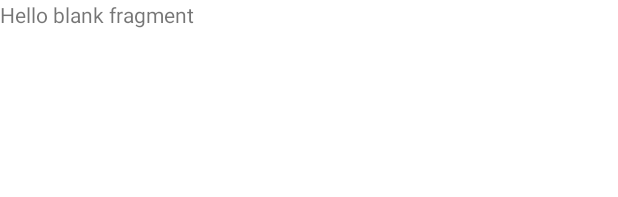
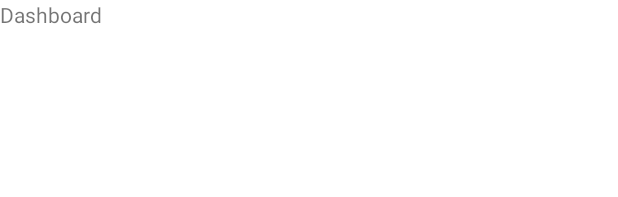
Before and after one commit to MarkGamboaa/Lumen, an Android app: the layout fragment_dashboard.xml on its own in the app's theme, with its tools: preview values and no code run, on a phone screen of 412 x 824 dp. Shown: the top 197 px of the screen. Run offline under Robolectric (Android 15) with nearby library versions, the phone set to English and light mode, and no system bars.

Commit message:
feat: Add bell icon and update fragment placeholder text
This commit introduces a new vector drawable for a bell icon and updates the placeholder text in several fragment layouts.

- **New Drawable:**
    - `app/src/main/res/drawable/ic_bell.xml`: Added a vector drawable representing a bell icon.

- **Fragment Layout Updates:**
    - `app/src/main/res/layout/fragment_dashboard.xml`: Changed placeholder text to "Dashboard".
    - `app/src/main/res/layout/fragment_home.xml`: Changed placeholder text to "Home".
    - `app/src/main/res/layout/fragment_profile.xml`: Changed placeholder text to "Profile".
    - `app/src/main/res/layout/fragment_settings.xml`: Changed placeholder text to "Settings".

```diff
--- /dev/null
+++ b/app/src/main/res/drawable/ic_bell.xml
@@ -0,0 +1,5 @@
+<vector xmlns:android="http://schemas.android.com/apk/res/android" android:height="24dp" android:tint="#000000" android:viewportHeight="24" android:viewportWidth="24" android:width="24dp">
+
+    <path android:fillColor="@android:color/white" android:pathData="M12,22c1.1,0 2,-0.9 2,-2h-4c0,1.1 0.89,2 2,2zM18,16v-5c0,-3.07 -1.64,-5.64 -4.5,-6.32L13.5,4c0,-0.83 -0.67,-1.5 -1.5,-1.5s-1.5,0.67 -1.5,1.5v0.68C7.63,5.36 6,7.92 6,11v5l-2,2v1h16v-1l-2,-2z"/>
+
+</vector>
--- a/app/src/main/res/layout/fragment_dashboard.xml
+++ b/app/src/main/res/layout/fragment_dashboard.xml
@@ -9,6 +9,6 @@
     <TextView
         android:layout_width="match_parent"
         android:layout_height="match_parent"
-        android:text="@string/hello_blank_fragment" />
+        android:text="Dashboard" />
 
 </FrameLayout>
--- a/app/src/main/res/layout/fragment_home.xml
+++ b/app/src/main/res/layout/fragment_home.xml
@@ -9,6 +9,6 @@
     <TextView
         android:layout_width="match_parent"
         android:layout_height="match_parent"
-        android:text="@string/hello_blank_fragment" />
+        android:text="Home" />
 
 </FrameLayout>
--- a/app/src/main/res/layout/fragment_profile.xml
+++ b/app/src/main/res/layout/fragment_profile.xml
@@ -9,6 +9,6 @@
     <TextView
         android:layout_width="match_parent"
         android:layout_height="match_parent"
-        android:text="@string/hello_blank_fragment" />
+        android:text="Profile" />
 
 </FrameLayout>
--- a/app/src/main/res/layout/fragment_settings.xml
+++ b/app/src/main/res/layout/fragment_settings.xml
@@ -9,6 +9,6 @@
     <TextView
         android:layout_width="match_parent"
         android:layout_height="match_parent"
-        android:text="@string/hello_blank_fragment" />
+        android:text="Settings" />
 
 </FrameLayout>
```
